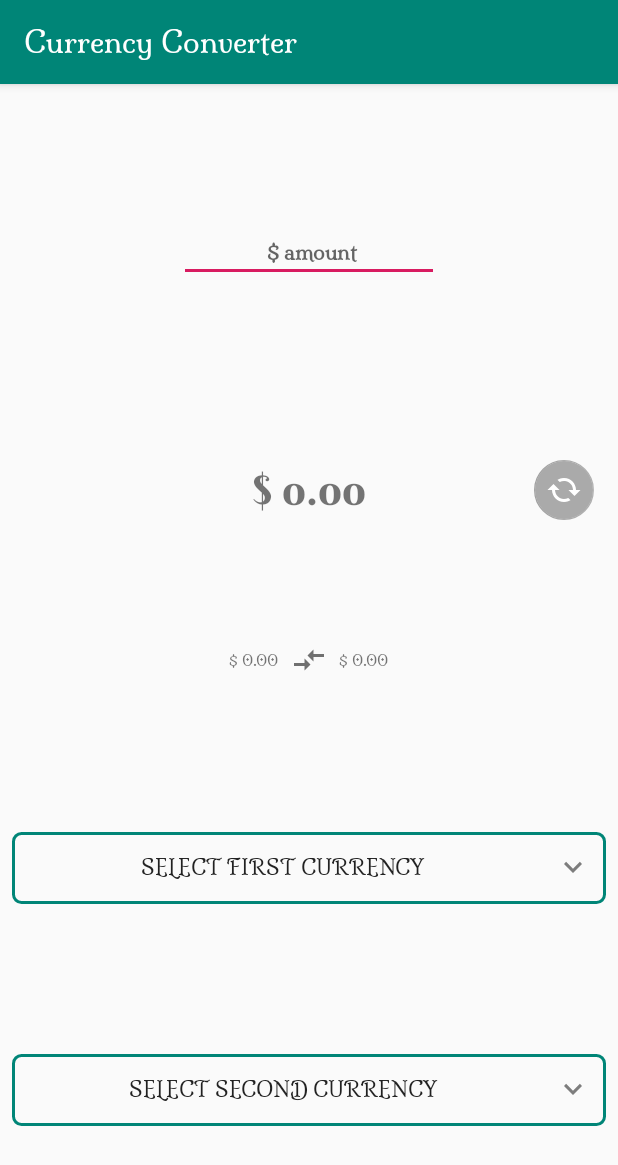
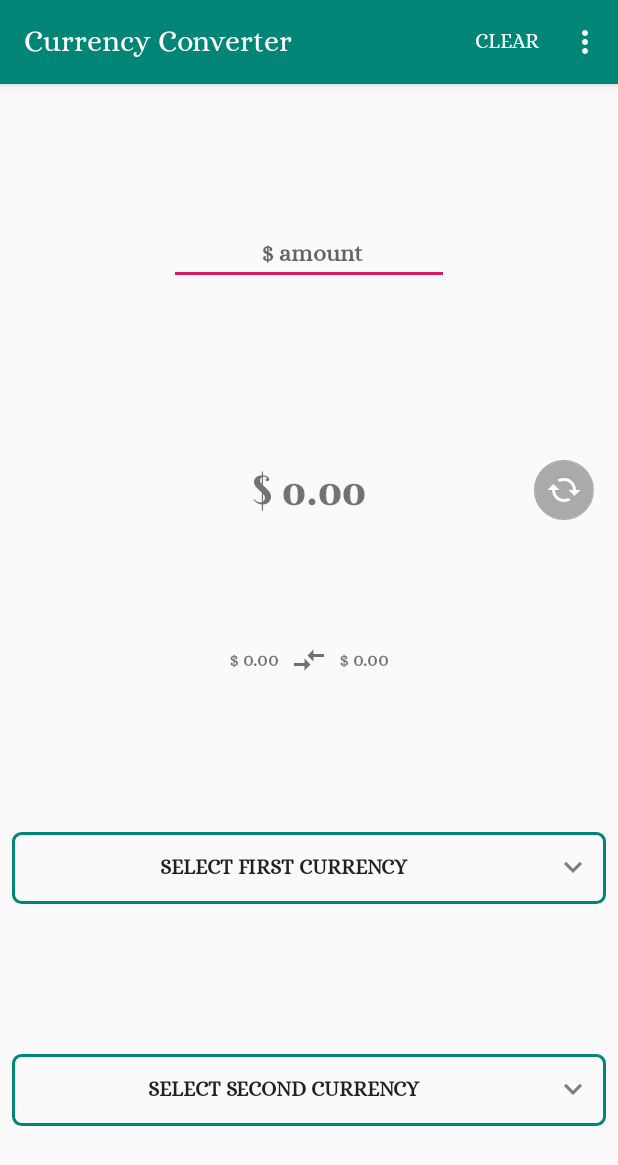
Before and after one commit to abdullahi-usman/Currency-Converter, an Android app: the screen it shows after launch (MainActivity), on a phone screen of 412 x 824 dp. Shown: the top 1165 px of the screen. Run offline under Robolectric (Android 15) with nearby library versions, the phone set to English and light mode, and no system bars; libraries missing offline, so code that uses them is left out: com.crashlytics.android, io.fabric.sdk; 1 statement that could not run was skipped.

Commit message:
update to 1.0.1

```diff
--- a/app/src/main/java/com/dahham/currencyconverter/MainActivity.kt
+++ b/app/src/main/java/com/dahham/currencyconverter/MainActivity.kt
@@ -11,8 +11,10 @@ class MainActivity : AppCompatActivity() {
 
     override fun onCreate(savedInstanceState: Bundle?) {
         super.onCreate(savedInstanceState)
-        Fabric.with(this, Crashlytics())
 
+        if (BuildConfig.DEBUG.not()) {
+            Fabric.with(this, Crashlytics())
+        }
         setContentView(R.layout.main_activity)
 
         if (savedInstanceState == null) {
--- a/app/src/main/res/layout/main_fragment.xml
+++ b/app/src/main/res/layout/main_fragment.xml
@@ -36,7 +36,8 @@
             android:layout_weight="1"
             android:background="@android:color/transparent"
             android:clickable="false"
-            android:text="Select First Currency" />
+            android:text="@string/first_country_button_text"
+            android:textStyle="bold" />
 
         <androidx.appcompat.widget.AppCompatImageView
             android:layout_width="wrap_content"
@@ -82,7 +83,8 @@
             android:layout_weight="1"
             android:background="@android:color/transparent"
             android:clickable="false"
-            android:text="Select Second Currency" />
+            android:textStyle="bold"
+            android:text="@string/second_country_button_text" />
 
         <androidx.appcompat.widget.AppCompatImageView
             android:layout_width="wrap_content"
@@ -107,7 +109,7 @@
         android:layout_marginRight="8dp"
         android:layout_marginBottom="8dp"
         android:maxWidth="250dp"
-        android:text="$ 0.00"
+        android:text="@string/zero_dollars"
         android:textSize="28sp"
         app:fontFamily="@font/berkshire_swash"
         app:layout_constraintBottom_toBottomOf="parent"
@@ -130,7 +132,7 @@
         android:gravity="center"
         android:hint=" $ amount"
         android:inputType="number|numberSigned|numberDecimal"
-        android:textSize="14sp"
+        android:textSize="16sp"
         android:textStyle="bold"
         app:layout_constraintBottom_toBottomOf="parent"
         app:layout_constraintEnd_toEndOf="parent"
@@ -179,8 +181,9 @@
         android:layout_height="wrap_content"
         android:layout_marginStart="8dp"
         android:layout_marginLeft="32dp"
-        android:text="$ 0.00"
-        android:textSize="10sp"
+        android:text="@string/zero_dollars"
+        android:textSize="12sp"
+        android:textStyle="bold"
         app:layout_constraintBottom_toBottomOf="@+id/convert_rate_symbol"
         app:layout_constraintHeight_percent="3.0"
         app:layout_constraintStart_toEndOf="@+id/convert_rate_symbol"
@@ -193,8 +196,9 @@
         android:layout_height="wrap_content"
         android:layout_marginEnd="8dp"
         android:layout_marginRight="16dp"
-        android:text="$ 0.00"
-        android:textSize="10sp"
+        android:text="@string/zero_dollars"
+        android:textSize="12sp"
+        android:textStyle="bold"
         app:layout_constraintBottom_toBottomOf="@+id/convert_rate_symbol"
         app:layout_constraintEnd_toStartOf="@+id/convert_rate_symbol"
         app:layout_constraintHeight_percent="3.0"
--- /dev/null
+++ b/app/src/main/res/menu/main_menu.xml
@@ -0,0 +1,12 @@
+<?xml version="1.0" encoding="utf-8"?>
+<menu xmlns:app="http://schemas.android.com/apk/res-auto"
+    xmlns:android="http://schemas.android.com/apk/res/android">
+
+    <item
+        android:id="@+id/clear"
+        android:title="Clear"
+        app:showAsAction="ifRoom" />
+    <item
+        android:id="@+id/about"
+        android:title="About" />
+</menu>
--- a/app/src/main/res/values/strings.xml
+++ b/app/src/main/res/values/strings.xml
@@ -1,3 +1,7 @@
 <resources>
     <string name="app_name">Currency Converter</string>
+    <string name="about"><b>Abdullai Usman</b> \n<a href="abdullahidhako@gmail.com">abdullahidhako@gmail.com</a></string>
+    <string name="second_country_button_text">Select Second Currency</string>
+    <string name="first_country_button_text">Select First Currency</string>
+    <string name="zero_dollars">$ 0.00</string>
 </resources>
--- a/app/src/main/res/values/styles.xml
+++ b/app/src/main/res/values/styles.xml
@@ -6,8 +6,8 @@
         <item name="colorPrimary">@color/colorPrimary</item>
         <item name="colorPrimaryDark">@color/colorPrimaryDark</item>
         <item name="colorAccent">@color/colorAccent</item>
-        <item name="android:fontFamily">@font/milonga</item>
-        <item name="android:font">@font/milonga</item>
+        <item name="android:fontFamily">@font/alice</item>
+        <item name="android:font">@font/alice</item>
     </style>
 
 </resources>
--- a/build.gradle
+++ b/build.gradle
@@ -1,14 +1,14 @@
 // Top-level build file where you can add configuration options common to all sub-projects/modules.
 
 buildscript {
-    ext.kotlin_version = '1.2.51'
+    ext.kotlin_version = '1.2.60'
     repositories {
         google()
         jcenter()
         maven { url 'https://maven.fabric.io/public' }
     }
     dependencies {
-        classpath 'com.android.tools.build:gradle:3.2.0-beta04'
+        classpath 'com.android.tools.build:gradle:3.2.0-beta05'
         classpath "org.jetbrains.kotlin:kotlin-gradle-plugin:$kotlin_version"
 
         classpath 'io.fabric.tools:gradle:1.+'
```
Also changed, not shown: app/build.gradle (+9 -5 lines), app/src/main/java/com/dahham/currencyconverter/ui/main/MainFragment.kt (+53 -11 lines), app/src/main/res/layout/about.xml (added, +19 -0 lines), app/src/main/res/font/alice.ttf (added), 1 other file.
